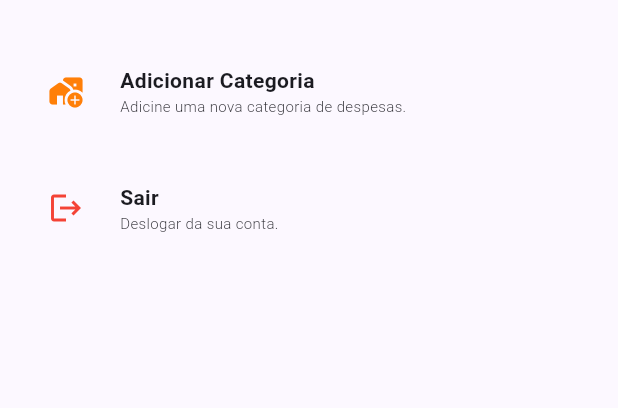
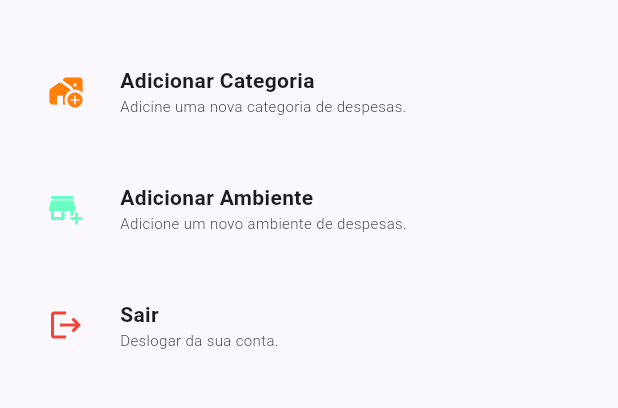
Before and after one commit to Redoze/Behome_-_DSI, a Flutter app: the SettingsPage screen opened directly, on a phone screen of 412 x 824 dp, the part 436-844 px from its top. Run offline on Flutter 3.47's test engine with Material 3 defaults, Android fonts, the phone set to English and light mode, and no system bars; our stand-ins replace cloud_firestore, firebase_auth, firebase_core, fluttertoast; accounts and stored records are empty.

Commit message:
Configurações - Ambiente de Despesas
Adicionada opção de novo ambiente de despesas à pagina de configurações.

```diff
--- a/lib/pages/settings_page.dart
+++ b/lib/pages/settings_page.dart
@@ -139,6 +139,54 @@ class _SettingsPageState extends State<SettingsPage> {
                   Row(
                     children: [
                       IconButton(
+                        icon: const Icon(Icons.add_business_rounded),
+                        color: const Color.fromRGBO(105, 255, 195, 1),
+                        onPressed: () {
+                          Navigator.push(
+                              context,
+                              MaterialPageRoute(
+                                  builder: (builder) => const EnvironmentPage()));
+                        },
+                      ),
+                      const Flexible(
+                        fit: FlexFit.tight,
+                        child: Padding(
+                          padding: EdgeInsets.all(12.0),
+                          child: Column(
+                            children: [
+                              Row(
+                                mainAxisAlignment: MainAxisAlignment.start,
+                                children: [
+                                  Text(
+                                    "Adicionar Ambiente",
+                                    style: TextStyle(
+                                      fontWeight: FontWeight.bold,
+                                    ),
+                                  ),
+                                ],
+                              ),
+                              Row(
+                                mainAxisAlignment: MainAxisAlignment.start,
+                                children: [
+                                  Text(
+                                    "Adicione um novo ambiente de despesas.",
+                                    style: TextStyle(
+                                      fontSize: 10,
+                                      fontWeight: FontWeight.w300,
+                                    ),
+                                  ),
+                                ],
+                              ),
+                            ],
+                          ),
+                        ),
+                      ),
+                    ],
+                  ),
+                  const SizedBox(height: 20),
+                  Row(
+                    children: [
+                      IconButton(
                         icon: const Icon(Icons.logout),
                         color: Colors.red,
                         onPressed: () async {
```
